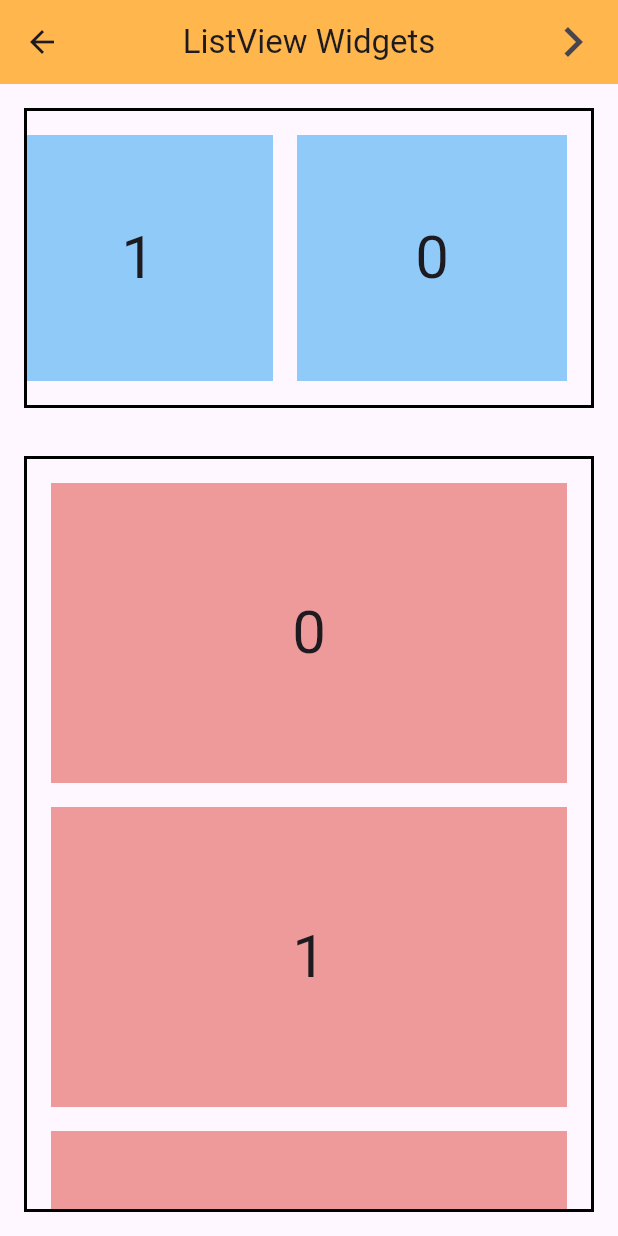
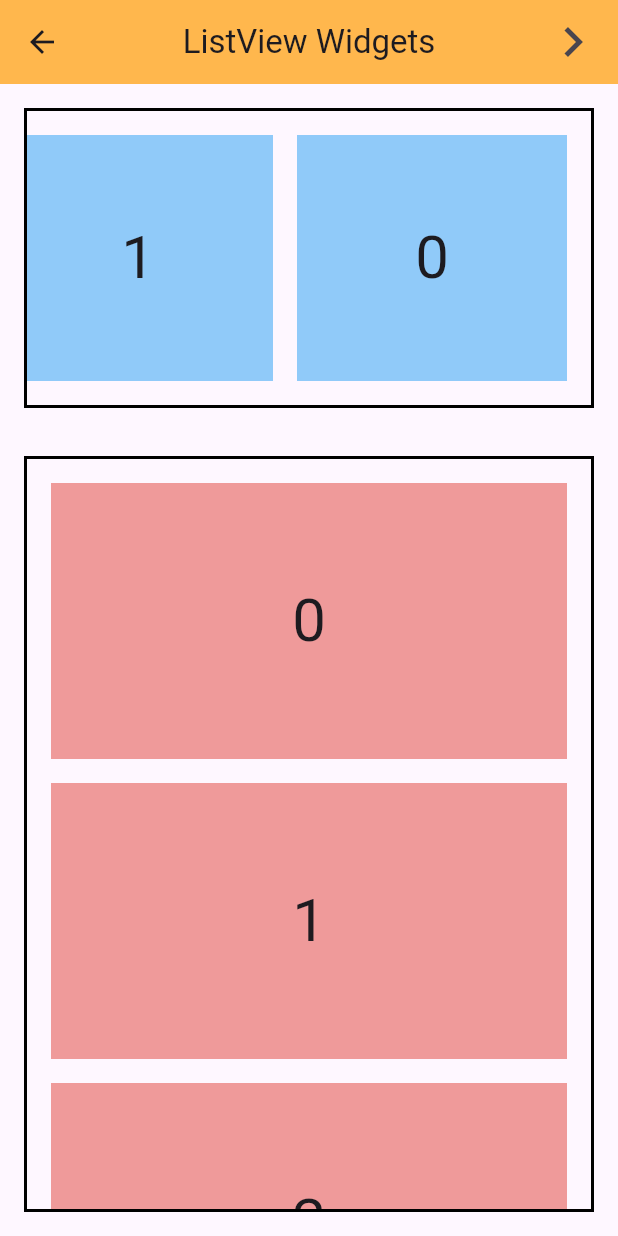
Before and after one commit to Ratndeep1999/scrollable_widgets, a Flutter app: the ListViewWidget screen opened directly, on a phone screen of 412 x 824 dp. Run offline on Flutter 3.47's test engine with Material 3 defaults, Android fonts, the phone set to English and light mode, and no system bars.

Commit message:
prototypeItem gives exact height and width to each item of ListView

```diff
--- a/lib/list_view_widget.dart
+++ b/lib/list_view_widget.dart
@@ -1,3 +1,4 @@
+import 'package:flutter/gestures.dart';
 import 'package:flutter/material.dart';
 
 class ListViewWidget extends StatelessWidget {
@@ -83,6 +84,9 @@ class ListViewWidget extends StatelessWidget {
                   padding: EdgeInsets.all(8.0),
                   scrollDirection: Axis.vertical,
                   physics: BouncingScrollPhysics(),
+                  primary: true,
+                  dragStartBehavior: DragStartBehavior.down,
+                  prototypeItem: SizedBox(height: 200, width: 200,), // give exact height and width for each item
                   children: [
                     _getContainerVert(0),
                     _getContainerVert(1),
```
